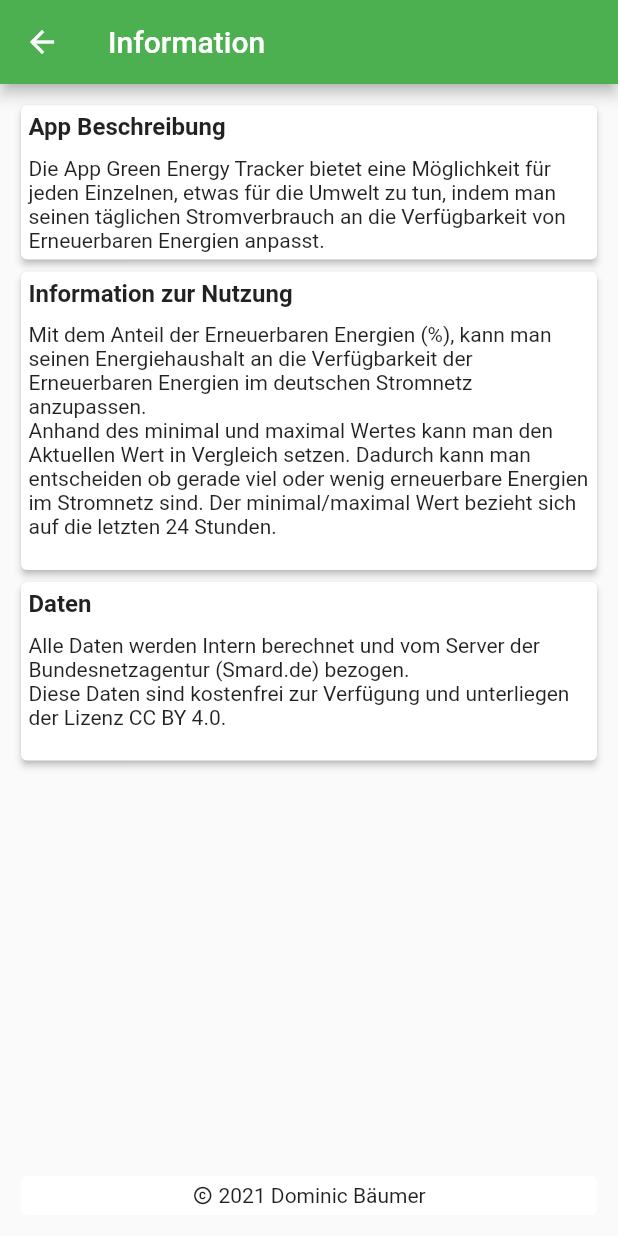
After one commit to shroominic/Green-Energy-Tracker, a Flutter app: the screen it shows after launch, after a tap on the "help" icon, on a phone screen of 412 x 824 dp. The commit adds this screen. Run offline on Flutter 3.47's test engine with Material 2 defaults, Android fonts, the phone set to English and light mode, and no system bars; our stand-ins replace csv.

Commit message:
Information Page

```diff
--- a/lib/home.dart
+++ b/lib/home.dart
@@ -1,5 +1,5 @@
 import 'package:flutter/material.dart';
-import 'scraper.dart' as scraper;
+import 'package:greenET/info.dart';
 import 'data_manager.dart';
 
 class MyHomePage extends StatefulWidget {
@@ -43,6 +43,17 @@ class _MyHomePageState extends State<MyHomePage> {
     return Scaffold(
       appBar: AppBar(
         title: Text(title),
+        actions:  [
+          IconButton(
+            icon: Icon(Icons.help),
+            onPressed: () {
+              Navigator.push(
+                context,
+                MaterialPageRoute(builder: (context) => InfoPage()),
+              );
+            },
+          ),
+        ],
       ),
       body: Center(
         child: Row(
--- /dev/null
+++ b/lib/info.dart
@@ -0,0 +1,116 @@
+import 'package:flutter/foundation.dart';
+import 'package:flutter/material.dart';
+
+class InfoPage extends StatefulWidget {
+  InfoPage({Key key}) : super(key: key);
+
+  @override
+  _InfoPageState createState() => _InfoPageState();
+}
+
+class _InfoPageState extends State<InfoPage> {
+
+String beschreibung = '''Die App Green Energy Tracker bietet eine Möglichkeit für jeden Einzelnen, etwas für die Umwelt zu tun, indem man seinen täglichen Stromverbrauch an die Verfügbarkeit von Erneuerbaren Energien anpasst.''';
+String erklaerungsText = '''
+Mit dem Anteil der Erneuerbaren Energien (%), kann man seinen Energiehaushalt an die Verfügbarkeit der Erneuerbaren Energien im deutschen Stromnetz anzupassen.
+Anhand des minimal und maximal Wertes kann man den Aktuellen Wert in Vergleich setzen. Dadurch kann man entscheiden ob gerade viel oder wenig erneuerbare Energien im Stromnetz sind. Der minimal/maximal Wert bezieht sich auf die letzten 24 Stunden.
+''';
+String datenText = '''
+Alle Daten werden Intern berechnet und vom Server der Bundesnetzagentur (Smard.de) bezogen.
+Diese Daten sind kostenfrei zur Verfügung und unterliegen der Lizenz CC BY 4.0.
+''';
+String lizenz = ''' 2021 Dominic Bäumer''';
+
+  @override
+  Widget build(BuildContext context) {
+    return Scaffold(
+      appBar: AppBar(
+        title: Text('Information'),
+      ),
+      body: Center(
+        child: Padding(
+          padding: const EdgeInsets.all(10.0),
+          child: Column(
+            children: [
+              Card(
+                elevation: 2,
+                borderOnForeground: true,
+                child: Column(
+                  mainAxisAlignment: MainAxisAlignment.center,
+                  crossAxisAlignment: CrossAxisAlignment.start,
+                  children: [
+                    Container(
+                      padding: EdgeInsets.all(5),
+                      child: Text('App Beschreibung', style: TextStyle(fontSize: 16, fontWeight: FontWeight.bold)),
+                      ),
+                      Container(
+                        padding: EdgeInsets.all(5),
+                        child: Text(beschreibung),
+                        )
+                    ],
+                  ),
+              ),
+              Card(
+                elevation: 2,
+                borderOnForeground: true,
+                child: Column(
+                  mainAxisAlignment: MainAxisAlignment.center,
+                  crossAxisAlignment: CrossAxisAlignment.start,
+                  children: [
+                    Container(
+                      padding: EdgeInsets.all(5),
+                      child: Text('Information zur Nutzung', style: TextStyle(fontSize: 16, fontWeight: FontWeight.bold)),
+                      ),
+                      Container(
+                        padding: EdgeInsets.all(5),
+                        child: Text(erklaerungsText),
+                        )
+                    ],
+                  ),
+              ),
+              Card(
+                elevation: 2,
+                borderOnForeground: true,
+                child: Column(
+                  mainAxisAlignment: MainAxisAlignment.center,
+                  crossAxisAlignment: CrossAxisAlignment.start,
+                  children: [
+                    Container(
+                      padding: EdgeInsets.all(5),
+                      child: Text('Daten', style: TextStyle(fontSize: 16, fontWeight: FontWeight.bold)),
+                      ),
+                      Container(
+                        padding: EdgeInsets.all(5),
+                        child: Text(datenText),
+                        )
+                    ],
+                  ),
+              ),
+              Spacer(),
+              Card(
+                elevation: 0,
+                borderOnForeground: true,
+                child: Column(
+                  mainAxisAlignment: MainAxisAlignment.center,
+                  crossAxisAlignment: CrossAxisAlignment.start,
+                  children: [
+                      Container(
+                        padding: EdgeInsets.all(5),
+                        child: Row(
+                          mainAxisAlignment: MainAxisAlignment.center,
+                          children: [
+                            Icon(Icons.copyright, size: 14,),
+                            Text(lizenz),
+                          ],
+                        ),
+                        )
+                    ],
+                  ),
+              ),
+            ],
+          ),
+        ),
+      ),
+    );
+  }
+}
```
